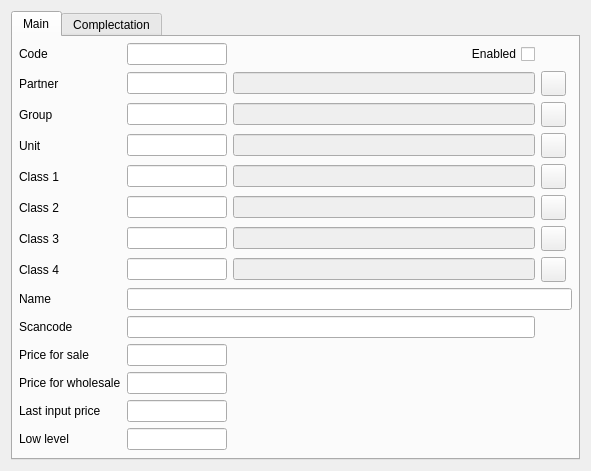
Before: the Qt Designer form Editors/ce5goods.ui in End1-1/Cafe5, drawn with Qt 5.
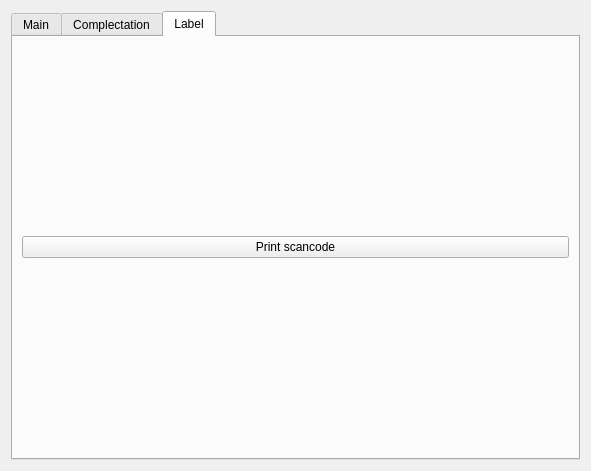
After: the same form once the commit is applied. Icons and pictures are not drawn. Custom widgets are drawn as their Qt base class.

What changed in the file:
```diff
--- a/Editors/ce5goods.ui
+++ b/Editors/ce5goods.ui
@@ -20,7 +20,7 @@
       <enum>Qt::NoFocus</enum>
      </property>
      <property name="currentIndex">
-      <number>0</number>
+      <number>2</number>
      </property>
      <widget class="QWidget" name="tab">
       <attribute name="title">
@@ -916,31 +916,49 @@
        </item>
       </layout>
      </widget>
+     <widget class="QWidget" name="tab_3">
+      <attribute name="title">
+       <string>Label</string>
+      </attribute>
+      <layout class="QHBoxLayout" name="horizontalLayout">
+       <item>
+        <layout class="QVBoxLayout" name="vl">
+         <item>
+          <widget class="QPushButton" name="btnPrintScancode">
+           <property name="text">
+            <string>Print scancode</string>
+           </property>
+          </widget>
+         </item>
+        </layout>
+       </item>
+      </layout>
+     </widget>
     </widget>
    </item>
   </layout>
  </widget>
  <customwidgets>
-  <customwidget>
-   <class>C5LineEditWithSelector</class>
-   <extends>QLineEdit</extends>
-   <header location="global">c5lineeditwithselector.h</header>
-  </customwidget>
   <customwidget>
    <class>C5LineEdit</class>
    <extends>QLineEdit</extends>
    <header location="global">c5lineedit.h</header>
   </customwidget>
-  <customwidget>
-   <class>C5CheckBox</class>
-   <extends>QCheckBox</extends>
-   <header location="global">c5checkbox.h</header>
-  </customwidget>
   <customwidget>
    <class>C5TableWidget</class>
    <extends>QTableWidget</extends>
    <header location="global">c5tablewidget.h</header>
   </customwidget>
+  <customwidget>
+   <class>C5LineEditWithSelector</class>
+   <extends>QLineEdit</extends>
+   <header location="global">c5lineeditwithselector.h</header>
+  </customwidget>
+  <customwidget>
+   <class>C5CheckBox</class>
+   <extends>QCheckBox</extends>
+   <header location="global">c5checkbox.h</header>
+  </customwidget>
  </customwidgets>
  <tabstops>
   <tabstop>leCode</tabstop>
```
